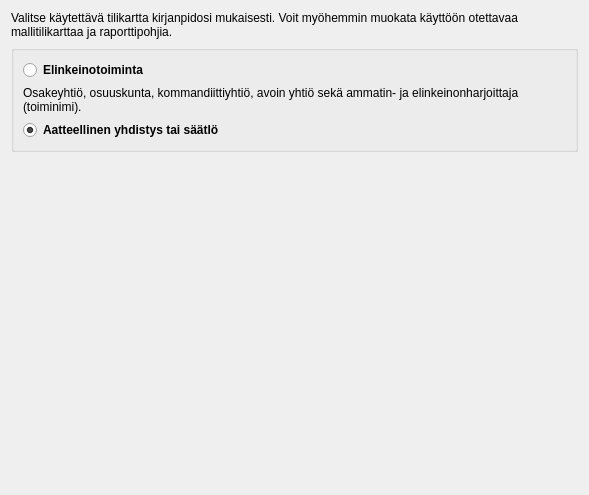
artoh/kitupiikki, file kitsas/uusikirjanpito/uusitilikartta.ui: the form before one commit.
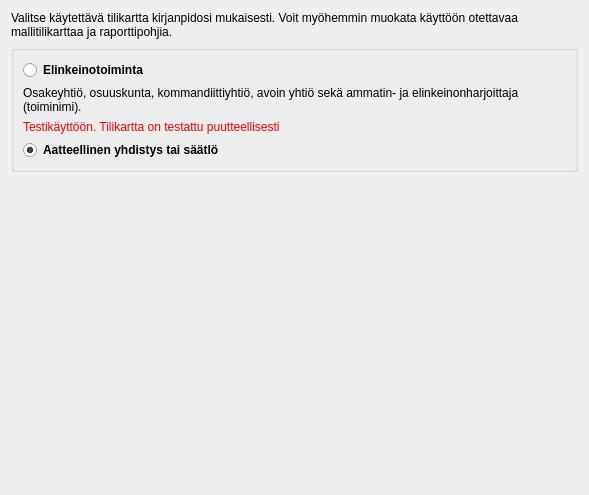
The form after the commit.

Commit message: Ryhmän poiston päivittyminen

```diff
--- a/kitsas/uusikirjanpito/uusitilikartta.ui
+++ b/kitsas/uusikirjanpito/uusitilikartta.ui
@@ -62,6 +62,16 @@
         </property>
        </widget>
       </item>
+      <item>
+       <widget class="QLabel" name="label_3">
+        <property name="styleSheet">
+         <string notr="true">color: rgb(255, 0, 0);</string>
+        </property>
+        <property name="text">
+         <string>Testikäyttöön. Tilikartta on testattu puutteellisesti</string>
+        </property>
+       </widget>
+      </item>
       <item>
        <widget class="QRadioButton" name="yhdistysButton">
         <property name="font">
```
The commit also changes 1 other file.
